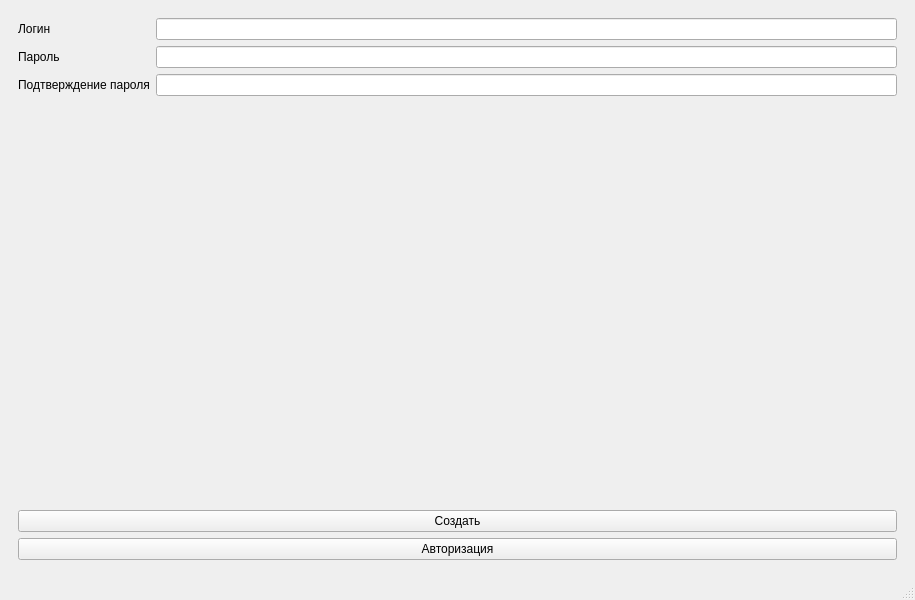
Above: src/Heimdall/mainwindow.ui from DevLuKija/Heimdall before the change. Below: the same form after it.
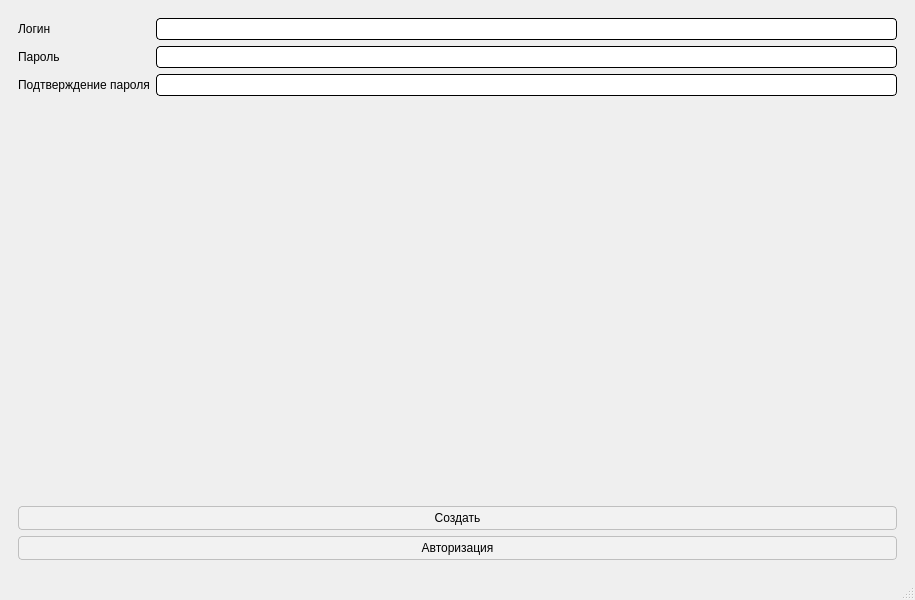
That is the form after the change. The open tabs and pages were chosen to show the change.

```diff
--- a/src/Heimdall/mainwindow.ui
+++ b/src/Heimdall/mainwindow.ui
@@ -240,7 +240,46 @@
            </widget>
           </item>
           <item row="0" column="1">
-           <widget class="QLineEdit" name="le_newLogin"/>
+           <widget class="QLineEdit" name="le_newLogin">
+            <property name="styleSheet">
+             <string notr="true">/* 1. Дефолтное состояние */
+QLineEdit {
+    background-color: #ffffff;
+    color: #000000;
+    border: 1px solid #000000;
+    border-radius: 4px;
+    padding: 2px 6px;                   
+}
+
+/* 2. Наведение (Hover) */
+QLineEdit:hover {
+    border: 1px solid #a6d8fc;
+}
+
+/* 3. Фокус (Focus) */
+QLineEdit:focus {
+    border: 1px solid #3498db;
+    background-color: qlineargradient(
+        x1: 0, y1: 0, x2: 0, y2: 1,
+        stop: 0 #ffffff, stop: 1 #e6f2ff
+    );
+}
+
+/* 4. НОВОЕ: Состояние ошибки (активируется из кода) */
+QLineEdit[hasError=&quot;true&quot;] {
+    border: 1px solid #e74c3c;          /* Красная рамка */
+    
+    /* Плавный переход: сверху белый (#ffffff), снизу нежно-розовый/красный (#fdf2f2) */
+    background-color: qlineargradient(
+        x1: 0, y1: 0, 
+        x2: 0, y2: 1,
+        stop: 0 #ffffff, 
+        stop: 1 #fdf2f2
+    );
+}
+</string>
+            </property>
+           </widget>
           </item>
           <item row="0" column="0">
            <widget class="QLabel" name="lb_newLogin">
@@ -251,6 +290,9 @@
           </item>
           <item row="4" column="0" colspan="2">
            <widget class="QLabel" name="lb_signError">
+            <property name="styleSheet">
+             <string notr="true"/>
+            </property>
             <property name="text">
              <string/>
             </property>
@@ -264,10 +306,88 @@
            </widget>
           </item>
           <item row="1" column="1">
-           <widget class="QLineEdit" name="le_newPass"/>
+           <widget class="QLineEdit" name="le_newPass">
+            <property name="styleSheet">
+             <string notr="true">/* 1. Дефолтное состояние */
+QLineEdit {
+    background-color: #ffffff;
+    color: #000000;
+    border: 1px solid #000000;
+    border-radius: 4px;
+    padding: 2px 6px;                   
+}
+
+/* 2. Наведение (Hover) */
+QLineEdit:hover {
+    border: 1px solid #a6d8fc;
+}
+
+/* 3. Фокус (Focus) */
+QLineEdit:focus {
+    border: 1px solid #3498db;
+    background-color: qlineargradient(
+        x1: 0, y1: 0, x2: 0, y2: 1,
+        stop: 0 #ffffff, stop: 1 #e6f2ff
+    );
+}
+
+/* 4. НОВОЕ: Состояние ошибки (активируется из кода) */
+QLineEdit[hasError=&quot;true&quot;] {
+    border: 1px solid #e74c3c;          /* Красная рамка */
+    
+    /* Плавный переход: сверху белый (#ffffff), снизу нежно-розовый/красный (#fdf2f2) */
+    background-color: qlineargradient(
+        x1: 0, y1: 0, 
+        x2: 0, y2: 1,
+        stop: 0 #ffffff, 
+        stop: 1 #fdf2f2
+    );
+}
+</string>
+            </property>
+           </widget>
           </item>
           <item row="2" column="1">
-           <widget class="QLineEdit" name="le_newPassConfrim"/>
+           <widget class="QLineEdit" name="le_newPassConfrim">
+            <property name="styleSheet">
+             <string notr="true">/* 1. Дефолтное состояние */
+QLineEdit {
+    background-color: #ffffff;
+    color: #000000;
+    border: 1px solid #000000;
+    border-radius: 4px;
+    padding: 2px 6px;                   
+}
+
+/* 2. Наведение (Hover) */
+QLineEdit:hover {
+    border: 1px solid #a6d8fc;
+}
+
+/* 3. Фокус (Focus) */
+QLineEdit:focus {
+    border: 1px solid #3498db;
+    background-color: qlineargradient(
+        x1: 0, y1: 0, x2: 0, y2: 1,
+        stop: 0 #ffffff, stop: 1 #e6f2ff
+    );
+}
+
+/* 4. НОВОЕ: Состояние ошибки (активируется из кода) */
+QLineEdit[hasError=&quot;true&quot;] {
+    border: 1px solid #e74c3c;          /* Красная рамка */
+    
+    /* Плавный переход: сверху белый (#ffffff), снизу нежно-розовый/красный (#fdf2f2) */
+    background-color: qlineargradient(
+        x1: 0, y1: 0, 
+        x2: 0, y2: 1,
+        stop: 0 #ffffff, 
+        stop: 1 #fdf2f2
+    );
+}
+</string>
+            </property>
+           </widget>
           </item>
           <item row="3" column="0">
            <spacer name="verticalSpacer">
@@ -284,6 +404,43 @@
           </item>
           <item row="5" column="0" colspan="2">
            <widget class="QPushButton" name="pb_confSign">
+            <property name="styleSheet">
+             <string notr="true">/* 1. Дефолтное состояние кнопки */
+QPushButton {
+    background-color: #f2f2f2;          /* Мягкий серый фон */
+    color: #000000;                     /* Черный текст */
+    border: 1px solid #bfbfbf;          /* Неяркая серая рамка */
+    border-radius: 4px;                 /* Одинаковое скругление с QLineEdit */
+    padding: 4px 12px;                  
+}
+
+/* 2. Наведение (Hover) */
+QPushButton:hover {
+    background-color: #ffe6cc;          /* Мягкий пастельный оранжевый */
+    border: 1px solid #ff9933;          /* Мягкий оранжевый бортик */
+    color: #000000;                     /* Текст остается черным */
+}
+
+/* 3. Нажатие (Pressed) */
+QPushButton:pressed {
+    /* Градиент «вдавливания» из оттенков мягкого оранжевого */
+    background-color: qlineargradient(
+        x1: 0, y1: 0, x2: 0, y2: 1,
+        stop: 0 #ffa64d, stop: 1 #ffe6cc
+    );
+    border: 1px solid #e67300;          /* Чуть более темный оранжевый бортик */
+    padding-top: 5px;                   /* Небольшой сдвиг текста для эффекта клика */
+    padding-bottom: 3px;
+}
+
+/* 4. Отключенное состояние (Disabled) */
+QPushButton:disabled {
+    background-color: #f9f9f9;          /* Совсем блеклый серый */
+    color: #aaaaaa;                     /* Серый текст */
+    border: 1px solid #dddddd;          
+}
+</string>
+            </property>
             <property name="text">
              <string>Создать</string>
             </property>
@@ -291,6 +448,43 @@
           </item>
           <item row="6" column="0" colspan="2">
            <widget class="QPushButton" name="pb_GoAuth">
+            <property name="styleSheet">
+             <string notr="true">/* 1. Дефолтное состояние кнопки */
+QPushButton {
+    background-color: #f2f2f2;          /* Мягкий серый фон */
+    color: #000000;                     /* Черный текст */
+    border: 1px solid #bfbfbf;          /* Неяркая серая рамка */
+    border-radius: 4px;                 /* Одинаковое скругление с QLineEdit */
+    padding: 4px 12px;                  
+}
+
+/* 2. Наведение (Hover) */
+QPushButton:hover {
+    background-color: #ffe6cc;          /* Мягкий пастельный оранжевый */
+    border: 1px solid #ff9933;          /* Мягкий оранжевый бортик */
+    color: #000000;                     /* Текст остается черным */
+}
+
+/* 3. Нажатие (Pressed) */
+QPushButton:pressed {
+    /* Градиент «вдавливания» из оттенков мягкого оранжевого */
+    background-color: qlineargradient(
+        x1: 0, y1: 0, x2: 0, y2: 1,
+        stop: 0 #ffa64d, stop: 1 #ffe6cc
+    );
+    border: 1px solid #e67300;          /* Чуть более темный оранжевый бортик */
+    padding-top: 5px;                   /* Небольшой сдвиг текста для эффекта клика */
+    padding-bottom: 3px;
+}
+
+/* 4. Отключенное состояние (Disabled) */
+QPushButton:disabled {
+    background-color: #f9f9f9;          /* Совсем блеклый серый */
+    color: #aaaaaa;                     /* Серый текст */
+    border: 1px solid #dddddd;          
+}
+</string>
+            </property>
             <property name="text">
              <string>Авторизация</string>
             </property>
```
Left out of the diff: 39 changed lines with no effect on the pictures.
